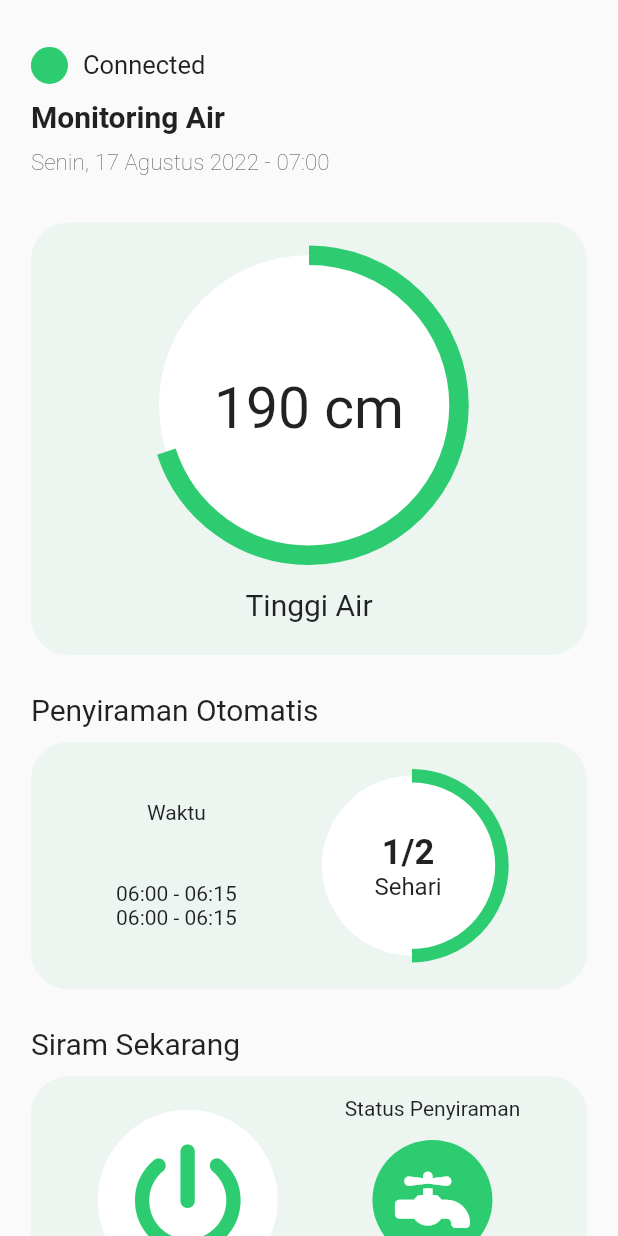
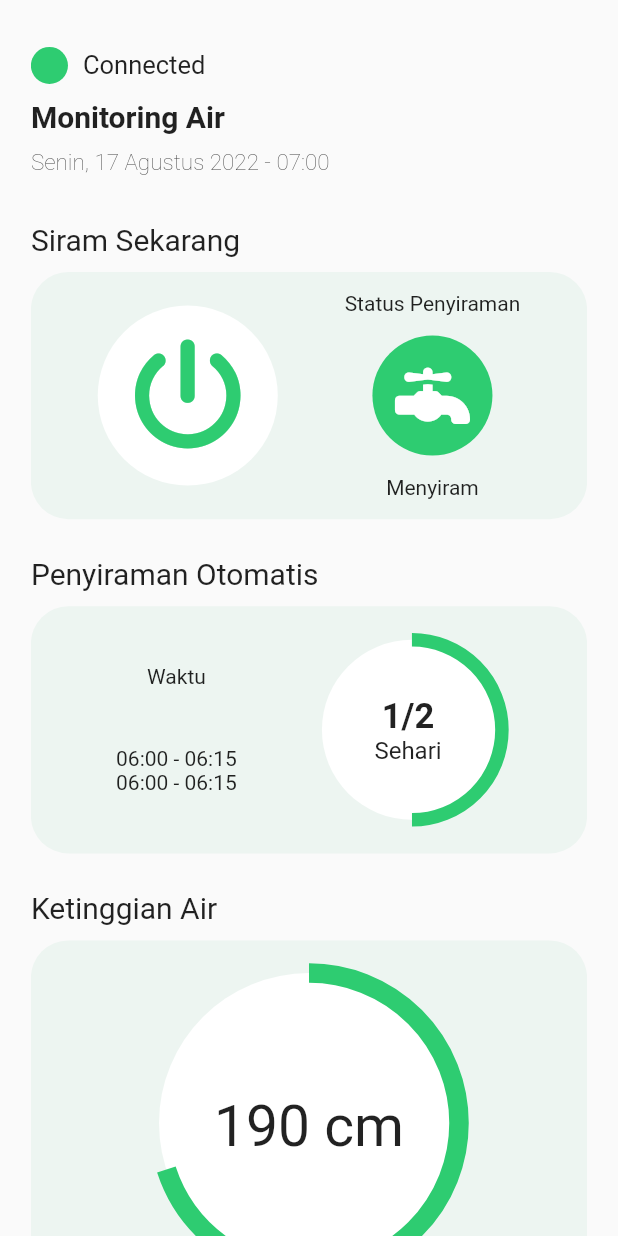
Before and after one commit to yaqin99/ali, a Flutter app: the screen it shows after launch, on a phone screen of 412 x 824 dp. Run offline on Flutter 3.47's test engine with Material 2 defaults, Android fonts, the phone set to English and light mode, and no system bars; our stand-ins replace font_awesome_flutter.

Commit message:
Layouting Done

```diff
--- a/lib/views/monitoringPage.dart
+++ b/lib/views/monitoringPage.dart
@@ -1,5 +1,3 @@
-import 'dart:ui';
-
 import 'package:flutter/material.dart';
 import 'package:font_awesome_flutter/font_awesome_flutter.dart';
 
@@ -11,7 +9,7 @@ class MonitoringPage extends StatefulWidget {
 }
 
 class _MonitoringPageState extends State<MonitoringPage> {
-  Color warna = Color.fromRGBO(46, 204, 113, 1);
+  Color warna = const Color.fromRGBO(46, 204, 113, 1);
   @override
   Widget build(BuildContext context) {
     return Scaffold(
@@ -33,24 +31,24 @@ class _MonitoringPageState extends State<MonitoringPage> {
                     Row(
                       children: [
                         Container(
-                          margin: EdgeInsets.only(right: 10),
+                          margin: const EdgeInsets.only(right: 10),
                           width: MediaQuery.of(context).size.width * 0.06,
                           height: MediaQuery.of(context).size.height * 0.03,
                           decoration: BoxDecoration(
                               color: warna,
                               borderRadius: BorderRadius.circular(50)),
                         ),
-                        Text(
+                        const Text(
                           'Connected',
                           style: TextStyle(fontSize: 17),
                         )
                       ],
                     ),
                     Container(
-                      margin: EdgeInsets.only(top: 10),
+                      margin: const EdgeInsets.only(top: 10),
                       child: Row(
                         mainAxisAlignment: MainAxisAlignment.start,
-                        children: [
+                        children: const [
                           Text(
                             'Monitoring Air',
                             style: TextStyle(
@@ -60,10 +58,10 @@ class _MonitoringPageState extends State<MonitoringPage> {
                       ),
                     ),
                     Container(
-                      margin: EdgeInsets.only(top: 10),
+                      margin: const EdgeInsets.only(top: 10),
                       child: Row(
                         mainAxisAlignment: MainAxisAlignment.start,
-                        children: [
+                        children: const [
                           Text(
                             'Senin, 17 Agustus 2022 - 07:00',
                             style: TextStyle(
@@ -75,117 +73,8 @@ class _MonitoringPageState extends State<MonitoringPage> {
                   ],
                 ),
               ),
-              Container(
-                  height: MediaQuery.of(context).size.height * 0.35,
-                  width: MediaQuery.of(context).size.width * 0.9,
-                  decoration: BoxDecoration(
-                      color: Color.fromRGBO(237, 245, 241, 1),
-                      borderRadius: BorderRadius.circular(25)),
-                  child: Center(
-                    child: Column(
-                        mainAxisAlignment: MainAxisAlignment.spaceEvenly,
-                        children: [
-                          Stack(children: [
-                            Center(
-                              child: Container(
-                                height: 200,
-                                width: 200,
-                                decoration: BoxDecoration(
-                                    color: Colors.white,
-                                    borderRadius: BorderRadius.circular(100)),
-                                child: CircularProgressIndicator(
-                                  value: 0.7,
-                                  valueColor:
-                                      new AlwaysStoppedAnimation<Color>(warna),
-                                  strokeWidth: 13,
-                                ),
-                              ),
-                            ),
-                            Center(
-                                child: Padding(
-                              padding: const EdgeInsets.only(top: 80),
-                              child: Text('190 cm',
-                                  style: TextStyle(fontSize: 38)),
-                            ))
-                          ]),
-                          Text(
-                            'Tinggi Air',
-                            style: TextStyle(fontSize: 20),
-                          )
-                        ]),
-                  )),
-              Padding(
-                padding: const EdgeInsets.only(top: 25, bottom: 10),
-                child: Align(
-                  alignment: Alignment.centerLeft,
-                  child: Text(
-                    'Penyiraman Otomatis',
-                    style: TextStyle(fontSize: 20),
-                  ),
-                ),
-              ),
-              Container(
-                height: MediaQuery.of(context).size.height * 0.2,
-                width: MediaQuery.of(context).size.width * 0.9,
-                decoration: BoxDecoration(
-                    color: Color.fromRGBO(237, 245, 241, 1),
-                    borderRadius: BorderRadius.circular(25)),
-                child: Row(
-                  mainAxisAlignment: MainAxisAlignment.spaceEvenly,
-                  children: [
-                    Column(
-                      mainAxisAlignment: MainAxisAlignment.spaceEvenly,
-                      children: [
-                        Text('Waktu'),
-                        Container(
-                          height: MediaQuery.of(context).size.height * 0.04,
-                          child: Column(
-                            children: [
-                              Text('06:00 - 06:15'),
-                              Text('06:00 - 06:15'),
-                            ],
-                          ),
-                        )
-                      ],
-                    ),
-                    Stack(children: [
-                      Center(
-                        child: Container(
-                          height: 120,
-                          width: 120,
-                          decoration: BoxDecoration(
-                              color: Colors.white,
-                              borderRadius: BorderRadius.circular(100)),
-                          child: CircularProgressIndicator(
-                            value: 0.5,
-                            valueColor:
-                                new AlwaysStoppedAnimation<Color>(warna),
-                            strokeWidth: 9,
-                          ),
-                        ),
-                      ),
-                      Center(
-                          child: Padding(
-                        padding: const EdgeInsets.only(top: 60, left: 35),
-                        child: Column(
-                          children: [
-                            Center(
-                                child: Text('1/2',
-                                    style: TextStyle(
-                                        fontSize: 23,
-                                        fontWeight: FontWeight.bold))),
-                            Center(
-                                child: Text('Sehari',
-                                    style: TextStyle(fontSize: 16))),
-                          ],
-                        ),
-                      ))
-                    ]),
-                  ],
-                ),
-              ),
-              Padding(
-                padding: const EdgeInsets.only(top: 25, bottom: 10),
+              const Padding(
+                padding: EdgeInsets.only(bottom: 10),
                 child: Align(
                   alignment: Alignment.centerLeft,
                   child: Text(
@@ -198,7 +87,7 @@ class _MonitoringPageState extends State<MonitoringPage> {
                 height: MediaQuery.of(context).size.height * 0.2,
                 width: MediaQuery.of(context).size.width * 0.9,
                 decoration: BoxDecoration(
-                    color: Color.fromRGBO(237, 245, 241, 1),
+                    color: const Color.fromRGBO(237, 245, 241, 1),
                     borderRadius: BorderRadius.circular(25)),
                 child: Row(
                   mainAxisAlignment: MainAxisAlignment.spaceEvenly,
@@ -222,25 +111,143 @@ class _MonitoringPageState extends State<MonitoringPage> {
                     Column(
                       mainAxisAlignment: MainAxisAlignment.spaceEvenly,
                       children: [
-                        Text('Status Penyiraman'),
+                        const Text('Status Penyiraman'),
                         Container(
                             height: 80,
                             width: 80,
                             decoration: BoxDecoration(
                                 color: warna,
                                 borderRadius: BorderRadius.circular(100)),
-                            child: Center(
+                            child: const Center(
                                 child: FaIcon(
                               FontAwesomeIcons.faucet,
                               color: Colors.white,
                               size: 50,
                             ))),
-                        Text('Menyiram'),
+                        const Text('Menyiram'),
                       ],
                     )
                   ],
                 ),
               ),
+              const Padding(
+                padding: EdgeInsets.only(top: 25, bottom: 10),
+                child: Align(
+                  alignment: Alignment.centerLeft,
+                  child: Text(
+                    'Penyiraman Otomatis',
+                    style: TextStyle(fontSize: 20),
+                  ),
+                ),
+              ),
+              Container(
+                height: MediaQuery.of(context).size.height * 0.2,
+                width: MediaQuery.of(context).size.width * 0.9,
+                decoration: BoxDecoration(
+                    color: const Color.fromRGBO(237, 245, 241, 1),
+                    borderRadius: BorderRadius.circular(25)),
+                child: Row(
+                  mainAxisAlignment: MainAxisAlignment.spaceEvenly,
+                  children: [
+                    Column(
+                      mainAxisAlignment: MainAxisAlignment.spaceEvenly,
+                      children: [
+                        const Text('Waktu'),
+                        SizedBox(
+                          height: MediaQuery.of(context).size.height * 0.04,
+                          child: Column(
+                            children: const [
+                              Text('06:00 - 06:15'),
+                              Text('06:00 - 06:15'),
+                            ],
+                          ),
+                        )
+                      ],
+                    ),
+                    Stack(children: [
+                      Center(
+                        child: Container(
+                          height: 120,
+                          width: 120,
+                          decoration: BoxDecoration(
+                              color: Colors.white,
+                              borderRadius: BorderRadius.circular(100)),
+                          child: CircularProgressIndicator(
+                            value: 0.5,
+                            valueColor: AlwaysStoppedAnimation<Color>(warna),
+                            strokeWidth: 9,
+                          ),
+                        ),
+                      ),
+                      Center(
+                          child: Padding(
+                        padding: const EdgeInsets.only(top: 60, left: 35),
+                        child: Column(
+                          children: const [
+                            Center(
+                                child: Text('1/2',
+                                    style: TextStyle(
+                                        fontSize: 23,
+                                        fontWeight: FontWeight.bold))),
+                            Center(
+                                child: Text('Sehari',
+                                    style: TextStyle(fontSize: 16))),
+                          ],
+                        ),
+                      ))
+                    ]),
+                  ],
+                ),
+              ),
+              const Padding(
+                padding: EdgeInsets.only(top: 25, bottom: 10),
+                child: Align(
+                  alignment: Alignment.centerLeft,
+                  child: Text(
+                    'Ketinggian Air',
+                    style: TextStyle(fontSize: 20),
+                  ),
+                ),
+              ),
+              Container(
+                  height: MediaQuery.of(context).size.height * 0.35,
+                  width: MediaQuery.of(context).size.width * 0.9,
+                  decoration: BoxDecoration(
+                      color: const Color.fromRGBO(237, 245, 241, 1),
+                      borderRadius: BorderRadius.circular(25)),
+                  child: Center(
+                    child: Column(
+                        mainAxisAlignment: MainAxisAlignment.spaceEvenly,
+                        children: [
+                          Stack(children: [
+                            Center(
+                              child: Container(
+                                height: 200,
+                                width: 200,
+                                decoration: BoxDecoration(
+                                    color: Colors.white,
+                                    borderRadius: BorderRadius.circular(100)),
+                                child: CircularProgressIndicator(
+                                  value: 0.7,
+                                  valueColor:
+                                      AlwaysStoppedAnimation<Color>(warna),
+                                  strokeWidth: 13,
+                                ),
+                              ),
+                            ),
+                            const Center(
+                                child: Padding(
+                              padding: EdgeInsets.only(top: 80),
+                              child: Text('190 cm',
+                                  style: TextStyle(fontSize: 38)),
+                            ))
+                          ]),
+                          const Text(
+                            'Tinggi Air',
+                            style: TextStyle(fontSize: 20),
+                          )
+                        ]),
+                  )),
               Padding(
                 padding: const EdgeInsets.only(top: 25, bottom: 10),
                 child: Align(
```
Also changed, not shown: pubspec.lock.
